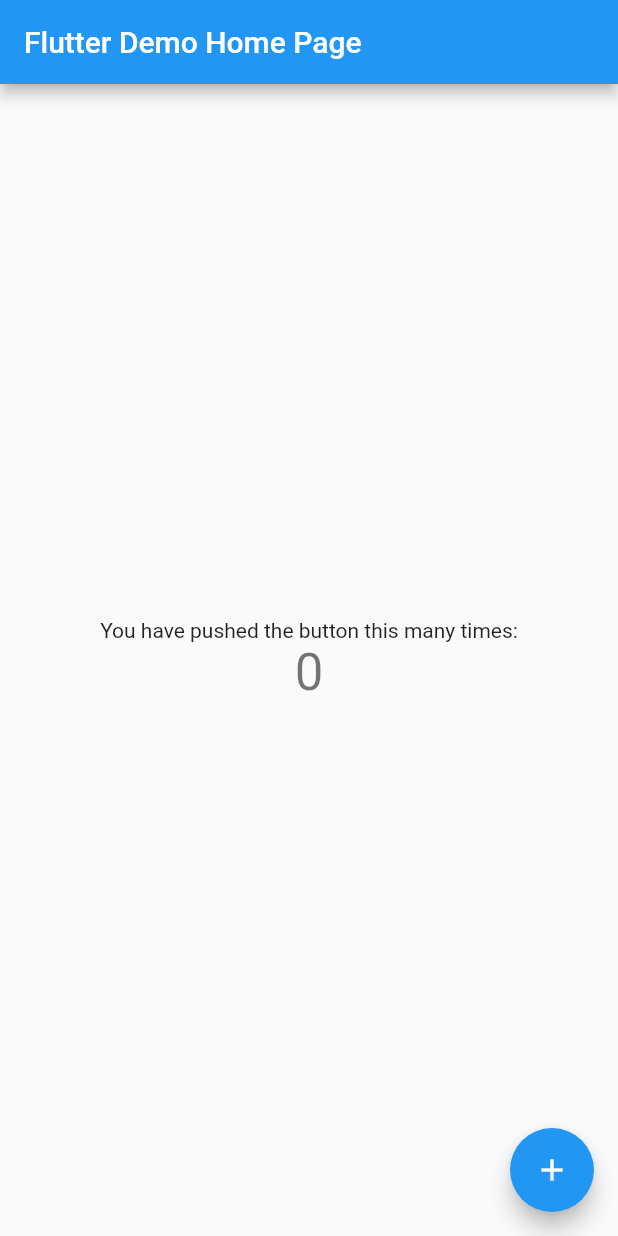
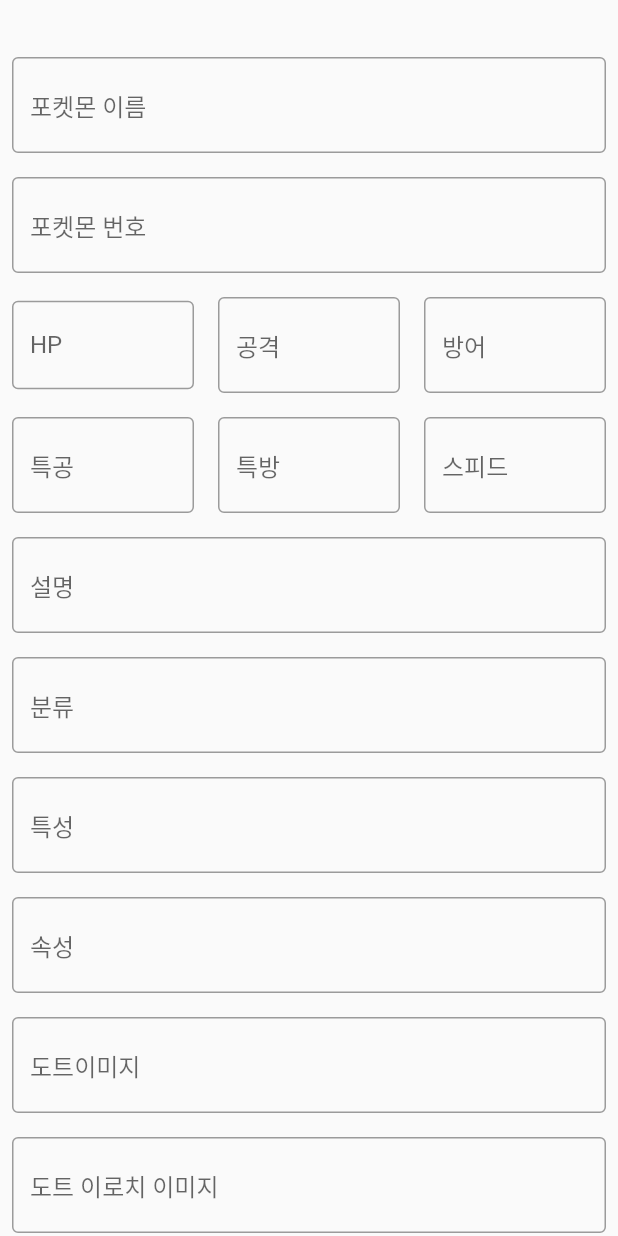
Before and after one commit to kmj94102/pokemon, a Flutter app: the screen it shows after launch, on a phone screen of 412 x 824 dp. Run offline on Flutter 3.47's test engine with Material 2 defaults, Android fonts, the phone set to English and light mode, and no system bars.

Commit message:
입력폼 만들기

```diff
--- a/lib/main.dart
+++ b/lib/main.dart
@@ -1,4 +1,5 @@
 import 'package:flutter/material.dart';
+import 'dart:developer';
 
 void main() {
   runApp(const MyApp());
@@ -7,21 +8,11 @@ void main() {
 class MyApp extends StatelessWidget {
   const MyApp({Key? key}) : super(key: key);
 
-  // This widget is the root of your application.
   @override
   Widget build(BuildContext context) {
     return MaterialApp(
       title: 'Flutter Demo',
       theme: ThemeData(
-        // This is the theme of your application.
-        //
-        // Try running your application with "flutter run". You'll see the
-        // application has a blue toolbar. Then, without quitting the app, try
-        // changing the primarySwatch below to Colors.green and then invoke
-        // "hot reload" (press "r" in the console where you ran "flutter run",
-        // or simply save your changes to "hot reload" in a Flutter IDE).
-        // Notice that the counter didn't reset back to zero; the application
-        // is not restarted.
         primarySwatch: Colors.blue,
       ),
       home: const MyHomePage(title: 'Flutter Demo Home Page'),
@@ -32,15 +23,6 @@ class MyApp extends StatelessWidget {
 class MyHomePage extends StatefulWidget {
   const MyHomePage({Key? key, required this.title}) : super(key: key);
 
-  // This widget is the home page of your application. It is stateful, meaning
-  // that it has a State object (defined below) that contains fields that affect
-  // how it looks.
-
-  // This class is the configuration for the state. It holds the values (in this
-  // case the title) provided by the parent (in this case the App widget) and
-  // used by the build method of the State. Fields in a Widget subclass are
-  // always marked "final".
-
   final String title;
 
   @override
@@ -48,68 +30,255 @@ class MyHomePage extends StatefulWidget {
 }
 
 class _MyHomePageState extends State<MyHomePage> {
-  int _counter = 0;
-
-  void _incrementCounter() {
-    setState(() {
-      // This call to setState tells the Flutter framework that something has
-      // changed in this State, which causes it to rerun the build method below
-      // so that the display can reflect the updated values. If we changed
-      // _counter without calling setState(), then the build method would not be
-      // called again, and so nothing would appear to happen.
-      _counter++;
-    });
-  }
+  final formKey = GlobalKey<FormState>();
+  String? name = "";
 
   @override
   Widget build(BuildContext context) {
-    // This method is rerun every time setState is called, for instance as done
-    // by the _incrementCounter method above.
-    //
-    // The Flutter framework has been optimized to make rerunning build methods
-    // fast, so that you can just rebuild anything that needs updating rather
-    // than having to individually change instances of widgets.
     return Scaffold(
-      appBar: AppBar(
-        // Here we take the value from the MyHomePage object that was created by
-        // the App.build method, and use it to set our appbar title.
-        title: Text(widget.title),
-      ),
-      body: Center(
-        // Center is a layout widget. It takes a single child and positions it
-        // in the middle of the parent.
-        child: Column(
-          // Column is also a layout widget. It takes a list of children and
-          // arranges them vertically. By default, it sizes itself to fit its
-          // children horizontally, and tries to be as tall as its parent.
-          //
-          // Invoke "debug painting" (press "p" in the console, choose the
-          // "Toggle Debug Paint" action from the Flutter Inspector in Android
-          // Studio, or the "Toggle Debug Paint" command in Visual Studio Code)
-          // to see the wireframe for each widget.
-          //
-          // Column has various properties to control how it sizes itself and
-          // how it positions its children. Here we use mainAxisAlignment to
-          // center the children vertically; the main axis here is the vertical
-          // axis because Columns are vertical (the cross axis would be
-          // horizontal).
-          mainAxisAlignment: MainAxisAlignment.center,
-          children: <Widget>[
-            const Text(
-              'You have pushed the button this many times:',
+      body: SingleChildScrollView(
+          padding: EdgeInsets.only(top: 30, bottom: 30),
+          child: Form(
+            key: this.formKey,
+            child: Column(
+              mainAxisAlignment: MainAxisAlignment.center,
+              children: [
+                /** 포켓몬 이름 **/
+                CustomTextField(
+                    context: context,
+                    hint: "포켓몬 이름",
+                    inputType: TextInputType.text,
+                    onSaved: (val) {
+                      setState(() {
+                        this.name = val;
+                      });
+                    }),
+                /** 포켓몬 번호 **/
+                CustomTextField(
+                    context: context,
+                    hint: "포켓몬 번호",
+                    inputType: TextInputType.text,
+                    onSaved: (val) {
+                      setState(() {
+                        this.name = val;
+                      });
+                    }),
+                /** 스테이터스 **/
+                Row(
+                  children: [
+                    Expanded(
+                        child: CustomTextField(
+                            context: context,
+                            inputType: TextInputType.number,
+                            hint: "HP",
+                            onSaved: (val) {
+                              setState(() {
+                                this.name = val;
+                              });
+                            }),
+                        flex: 1),
+                    Expanded(
+                        child: CustomTextField(
+                            context: context,
+                            hint: "공격",
+                            inputType: TextInputType.number,
+                            onSaved: (val) {
+                              setState(() {
+                                this.name = val;
+                              });
+                            }),
+                        flex: 1),
+                    Expanded(
+                        child: CustomTextField(
+                            context: context,
+                            inputType: TextInputType.number,
+                            hint: "방어",
+                            onSaved: (val) {
+                              setState(() {
+                                this.name = val;
+                              });
+                            }),
+                        flex: 1)
+                  ],
+                ),
+                Row(
+                  children: [
+                    Expanded(
+                        child: CustomTextField(
+                            context: context,
+                            inputType: TextInputType.number,
+                            hint: "특공",
+                            onSaved: (val) {
+                              setState(() {
+                                this.name = val;
+                              });
+                            }),
+                        flex: 1),
+                    Expanded(
+                        child: CustomTextField(
+                            context: context,
+                            inputType: TextInputType.number,
+                            hint: "특방",
+                            onSaved: (val) {
+                              setState(() {
+                                this.name = val;
+                              });
+                            }),
+                        flex: 1),
+                    Expanded(
+                        child: CustomTextField(
+                            context: context,
+                            inputType: TextInputType.number,
+                            hint: "스피드",
+                            onSaved: (val) {
+                              setState(() {
+                                this.name = val;
+                              });
+                            }),
+                        flex: 1)
+                  ],
+                ),
+                /** 설명 **/
+                CustomTextField(
+                    context: context,
+                    hint: "설명",
+                    inputType: TextInputType.text,
+                    onSaved: (val) {
+                      setState(() {
+                        this.name = val;
+                      });
+                    }),
+                /** 분류 **/
+                CustomTextField(
+                    context: context,
+                    hint: "분류",
+                    inputType: TextInputType.text,
+                    onSaved: (val) {
+                      setState(() {
+                        this.name = val;
+                      });
+                    }),
+                /** 특성 **/
+                CustomTextField(
+                    context: context,
+                    hint: "특성",
+                    inputType: TextInputType.text,
+                    onSaved: (val) {
+                      setState(() {
+                        this.name = val;
+                      });
+                    }),
+                /** 속성 **/
+                CustomTextField(
+                    context: context,
+                    hint: "속성",
+                    inputType: TextInputType.text,
+                    onSaved: (val) {
+                      setState(() {
+                        this.name = val;
+                      });
+                    }),
+                /** 도트이미지 **/
+                CustomTextField(
+                    context: context,
+                    hint: "도트이미지",
+                    inputType: TextInputType.text,
+                    onSaved: (val) {
+                      setState(() {
+                        this.name = val;
+                      });
+                    }),
+                /** 도트 이로치 이미지 **/
+                CustomTextField(
+                    context: context,
+                    hint: "도트 이로치 이미지",
+                    inputType: TextInputType.text,
+                    onSaved: (val) {
+                      setState(() {
+                        this.name = val;
+                      });
+                    }),
+                /** 이미지 **/
+                CustomTextField(
+                    context: context,
+                    hint: "이미지",
+                    inputType: TextInputType.text,
+                    onSaved: (val) {
+                      setState(() {
+                        this.name = val;
+                      });
+                    }),
+                /** 이로치 이미지 **/
+                CustomTextField(
+                    context: context,
+                    hint: "이로치 이미지",
+                    inputType: TextInputType.text,
+                    onSaved: (val) {
+                      setState(() {
+                        this.name = val;
+                      });
+                    }),
+                RaisedButton(
+                  onPressed: () async {
+                    if (this.formKey.currentState!.validate()) {
+                      this.formKey.currentState!.save();
+                      log("result $name");
+                    } else {
+                      log("fail $name");
+                    }
+                  },
+                  child: Text("저장하기"),
+                )
+              ],
             ),
-            Text(
-              '$_counter',
-              style: Theme.of(context).textTheme.headline4,
-            ),
-          ],
-        ),
-      ),
-      floatingActionButton: FloatingActionButton(
-        onPressed: _incrementCounter,
-        tooltip: 'Increment',
-        child: const Icon(Icons.add),
-      ), // This trailing comma makes auto-formatting nicer for build methods.
+          )), // This trailing comma makes auto-formatting nicer for build methods.
     );
   }
 }
+
+void customShowDialog(
+  BuildContext context,
+  String title,
+) {
+  showDialog(
+      context: context,
+      builder: (BuildContext context) {
+        return AlertDialog(
+          title: Text(title),
+          actions: [
+            FlatButton(
+              child: Text('ok'),
+              onPressed: () {
+                Navigator.of(context).pop();
+              },
+            )
+          ],
+        );
+      });
+}
+
+Widget CustomTextField(
+    {required BuildContext context,
+    required FormFieldSetter onSaved,
+    required String hint,
+    required TextInputType inputType}) {
+  return Container(
+    padding: EdgeInsets.all(8),
+    child: Column(
+      children: [
+        TextFormField(
+            validator: (value) {
+              if (value!.length < 1) {
+                return value;
+              }
+            },
+            onSaved: onSaved,
+            keyboardType: inputType,
+            decoration: InputDecoration(
+                border: OutlineInputBorder(),
+                hintText: hint,
+                errorStyle: TextStyle(color: Colors.red))),
+      ],
+    ),
+  );
+}
```
